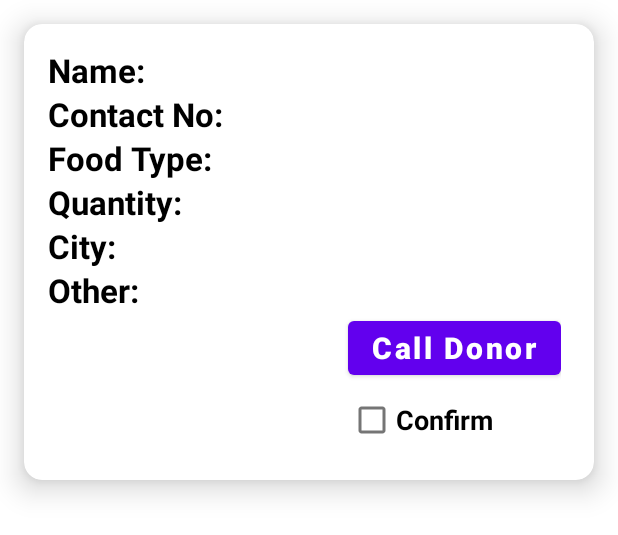
After one commit to dhruv151104/Food-Waste-Management, an Android app: the layout activity_foodentry.xml on its own in the app's theme, with its tools: preview values and no code run, on a phone screen of 412 x 824 dp. The commit adds this screen. Shown: the top 535 px of the screen. Run offline under Robolectric (Android 15) with nearby library versions, the phone set to English and light mode, and no system bars.

Commit message:
done with view dwtails

```diff
--- a/app/src/main/java/com/example/myapplication/HomePage.java
+++ b/app/src/main/java/com/example/myapplication/HomePage.java
@@ -55,7 +55,7 @@ public class HomePage extends AppCompatActivity {
         view.setOnClickListener(new View.OnClickListener() {
             @Override
             public void onClick(View view) {
-                //  startActivity(new Intent(HomeActivity.this, viewdetails.class));
+                  startActivity(new Intent(HomePage.this, viewdetails.class));
             }
         });
 
--- /dev/null
+++ b/app/src/main/res/drawable/notification.xml
@@ -0,0 +1,5 @@
+<vector android:height="24dp" android:tint="#423E3E"
+    android:viewportHeight="24" android:viewportWidth="24"
+    android:width="24dp" xmlns:android="http://schemas.android.com/apk/res/android">
+    <path android:fillColor="@android:color/white" android:pathData="M12,22c1.1,0 2,-0.9 2,-2h-4c0,1.1 0.89,2 2,2zM18,16v-5c0,-3.07 -1.64,-5.64 -4.5,-6.32L13.5,4c0,-0.83 -0.67,-1.5 -1.5,-1.5s-1.5,0.67 -1.5,1.5v0.68C7.63,5.36 6,7.92 6,11v5l-2,2v1h16v-1l-2,-2z"/>
+</vector>
--- /dev/null
+++ b/app/src/main/res/layout/activity_foodentry.xml
@@ -0,0 +1,205 @@
+<?xml version="1.0" encoding="utf-8"?>
+<androidx.cardview.widget.CardView xmlns:android="http://schemas.android.com/apk/res/android"
+    android:layout_width="match_parent"
+    android:layout_height="wrap_content"
+    xmlns:app="http://schemas.android.com/apk/res-auto"
+    xmlns:tools="http://schemas.android.com/tools"
+    app:cardElevation="12dp"
+    app:cardCornerRadius="12dp"
+    android:layout_margin="16dp">
+
+    <LinearLayout
+        android:layout_width="match_parent"
+        android:layout_height="wrap_content"
+        android:layout_margin="16dp"
+        android:orientation="vertical"
+        android:background="@color/white">
+
+        <LinearLayout
+            android:layout_width="wrap_content"
+            android:layout_height="wrap_content"
+            android:orientation="horizontal"
+            android:layout_gravity="center_vertical">
+
+            <TextView
+                android:layout_width="wrap_content"
+                android:layout_height="wrap_content"
+                android:text="Name: "
+                android:textSize="22dp"
+                android:textColor="@color/black"
+                android:textStyle="bold"/>
+
+            <TextView
+                android:id="@+id/textname"
+                android:layout_width="wrap_content"
+                android:layout_height="wrap_content"
+                android:textSize="20dp"
+                android:textColor="@color/black"
+                android:textStyle="bold"/>
+
+        </LinearLayout>
+
+        <LinearLayout
+            android:layout_width="wrap_content"
+            android:layout_height="wrap_content"
+            android:orientation="horizontal"
+            android:layout_gravity="center_vertical">
+
+            <TextView
+                android:layout_width="wrap_content"
+                android:layout_height="wrap_content"
+                android:text="Contact No: "
+                android:textSize="22dp"
+                android:textColor="@color/black"
+                android:textStyle="bold"/>
+
+            <TextView
+                android:id="@+id/textcontact"
+                android:layout_width="wrap_content"
+                android:layout_height="wrap_content"
+                android:textSize="20dp"
+                android:textColor="@color/black"
+                android:textStyle="bold"/>
+
+        </LinearLayout>
+
+        <LinearLayout
+            android:layout_width="wrap_content"
+            android:layout_height="wrap_content"
+            android:orientation="horizontal"
+            android:layout_gravity="center_vertical">
+
+            <TextView
+                android:layout_width="wrap_content"
+                android:layout_height="wrap_content"
+                android:text="Food Type: "
+                android:textSize="22dp"
+                android:textColor="@color/black"
+                android:textStyle="bold"/>
+
+            <TextView
+                android:id="@+id/texttype"
+                android:layout_width="wrap_content"
+                android:layout_height="wrap_content"
+                android:textSize="20dp"
+                android:textColor="@color/black"
+                android:textStyle="bold"/>
+
+        </LinearLayout>
+
+        <LinearLayout
+            android:layout_width="wrap_content"
+            android:layout_height="wrap_content"
+            android:orientation="horizontal"
+            android:layout_gravity="center_vertical">
+
+            <TextView
+                android:layout_width="wrap_content"
+                android:layout_height="wrap_content"
+                android:text="Quantity: "
+                android:textSize="22dp"
+                android:textColor="@color/black"
+                android:textStyle="bold"/>
+
+            <TextView
+                android:id="@+id/textQuantity"
+                android:layout_width="wrap_content"
+                android:layout_height="wrap_content"
+                android:textSize="20dp"
+                android:textColor="@color/black"
+                android:textStyle="bold"/>
+
+        </LinearLayout>
+
+        <LinearLayout
+            android:layout_width="wrap_content"
+            android:layout_height="wrap_content"
+            android:orientation="horizontal"
+            android:layout_gravity="center_vertical">
+
+            <TextView
+                android:layout_width="wrap_content"
+                android:layout_height="wrap_content"
+                android:text="City: "
+                android:textSize="22dp"
+                android:textColor="@color/black"
+                android:textStyle="bold"/>
+
+            <TextView
+                android:id="@+id/textcity"
+                android:layout_width="wrap_content"
+                android:layout_height="wrap_content"
+                android:textSize="20dp"
+                android:textColor="@color/black"
+                android:textStyle="bold"/>
+
+        </LinearLayout>
+
+        <LinearLayout
+            android:layout_width="wrap_content"
+            android:layout_height="wrap_content"
+            android:orientation="horizontal"
+            android:layout_gravity="center_vertical">
+
+            <TextView
+                android:layout_width="wrap_content"
+                android:layout_height="wrap_content"
+                android:text="Other: "
+                android:textSize="22dp"
+                android:textColor="@color/black"
+                android:textStyle="bold"/>
+
+            <TextView
+                android:id="@+id/textother"
+                android:layout_width="wrap_content"
+                android:layout_height="wrap_content"
+                android:textSize="20dp"
+                android:textColor="@color/black"
+                android:textStyle="bold"/>
+
+        </LinearLayout>
+
+        <LinearLayout
+            android:layout_width="wrap_content"
+            android:layout_height="wrap_content"
+            android:orientation="horizontal"
+            android:layout_gravity="center_vertical">
+
+            <Button
+                android:id="@+id/book"
+                android:layout_width="wrap_content"
+                android:layout_height="wrap_content"
+                android:text="Call Donor"
+                android:textSize="20dp"
+                android:layout_marginLeft="200dp"
+                android:textColor="@color/white"
+                android:textStyle="bold"
+                android:textAllCaps="false"/>
+
+
+        </LinearLayout>
+
+        <LinearLayout
+            android:layout_width="wrap_content"
+            android:layout_height="wrap_content"
+            android:orientation="horizontal"
+            android:layout_gravity="center_vertical">
+
+            <CheckBox
+                android:id="@+id/cb1"
+                android:layout_width="wrap_content"
+                android:layout_height="wrap_content"
+                android:text="Confirm"
+                android:textSize="18dp"
+                android:layout_marginLeft="200dp"
+                android:textColor="@color/black"
+                android:textStyle="bold"
+                android:textAllCaps="false"/>
+
+
+        </LinearLayout>
+
+    </LinearLayout>
+
+
+</androidx.cardview.widget.CardView>
```
Also changed, not shown: app/src/main/AndroidManifest.xml (+14 -6 lines), app/src/main/java/com/example/myapplication/MyAdapter.java (added, +119 -0 lines), app/src/main/java/com/example/myapplication/Upload_Details.java (+22 -29 lines), app/src/main/java/com/example/myapplication/details.java (renamed from app/src/main/java/com/example/myapplication/upload.java, +4 -4 lines), app/src/main/java/com/example/myapplication/viewdetails.java (added, +59 -0 lines), app/src/main/res/layout/activity_upload_details.xml (+16 -14 lines), app/src/main/res/layout/activity_viewdetails.xml (added, +16 -0 lines).
